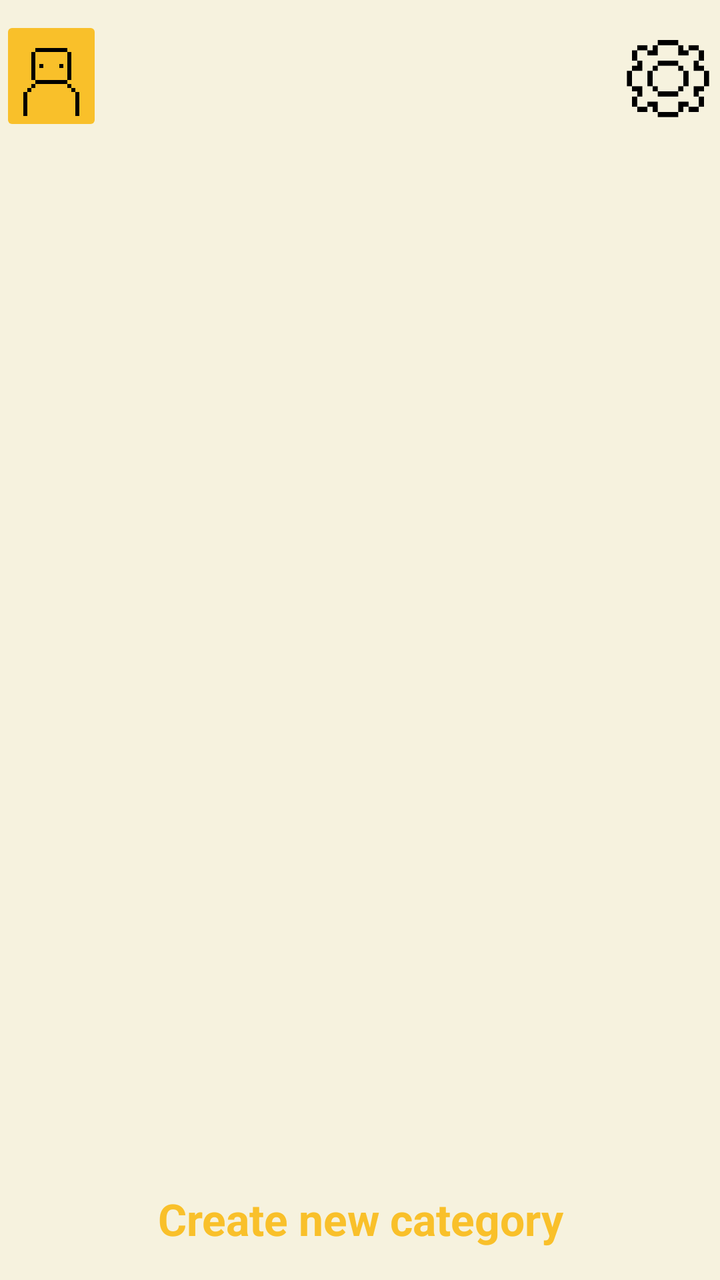
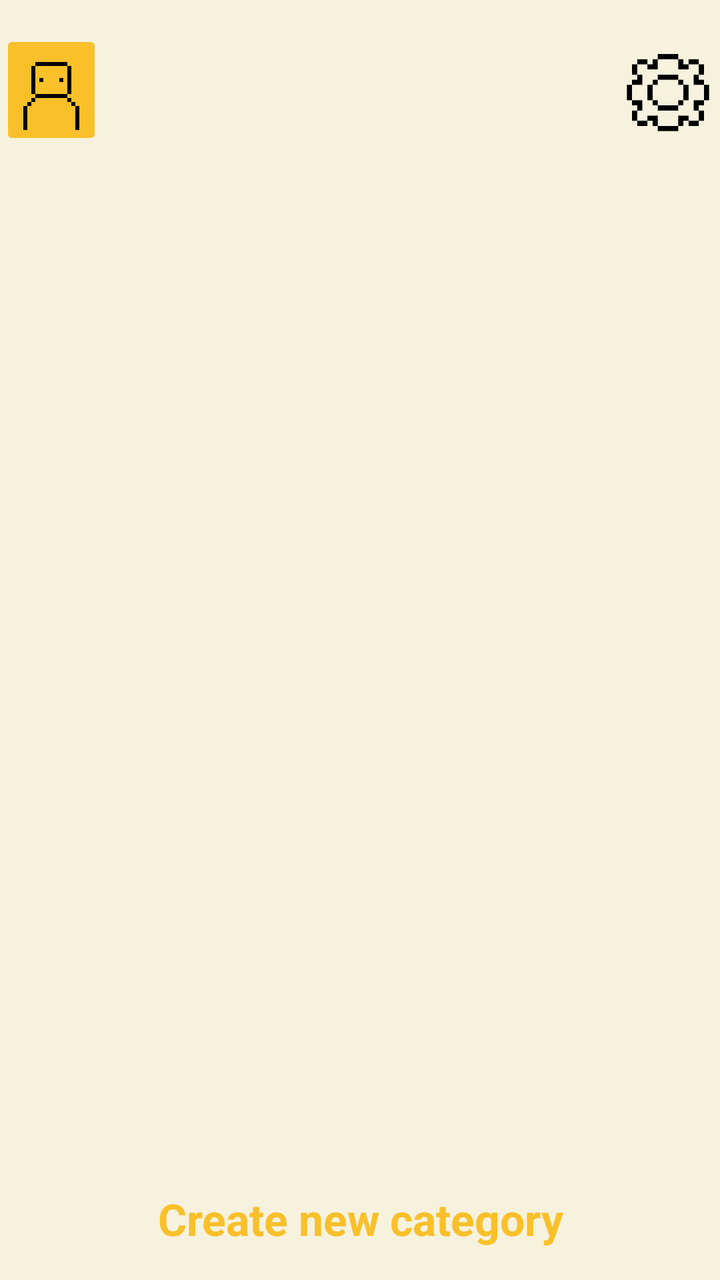

An Android layout rendered at two revisions. The XML below is the earlier revision; the diff shows what the commit changed to produce the second picture.
<!-- AndroidManifest.xml: application theme Theme.BeeBudgetingLimited -->
<!-- res/layout/activity_category_screen.xml -->
<?xml version="1.0" encoding="utf-8"?>
<androidx.drawerlayout.widget.DrawerLayout xmlns:android="http://schemas.android.com/apk/res/android"
    xmlns:app="http://schemas.android.com/apk/res-auto"
    xmlns:tools="http://schemas.android.com/tools"
    android:id="@+id/main"
    android:layout_width="match_parent"
    android:layout_height="match_parent"
    android:textAlignment="center"
    tools:context=".CategoryScreen"
    android:background="@color/Cream">

    
    <LinearLayout
        android:layout_width="match_parent"
        android:layout_height="match_parent"
        android:orientation="vertical">

        
        <LinearLayout
            android:layout_width="match_parent"
            android:layout_height="60dp"
            android:orientation="horizontal"
            android:layout_marginTop="8dp">

            <ImageButton
                android:id="@+id/ProfileBtn"
                app:srcCompat="@drawable/profileicon"
                android:layout_width="0dp"
                android:layout_height="wrap_content"
                android:layout_weight="0.2"
                android:backgroundTint="@color/Bright_yellow"
                android:scaleType="centerCrop" />

            <ImageView
                android:id="@+id/imageView3"
                android:layout_width="0dp"
                android:layout_height="wrap_content"
                android:layout_weight="1"
                android:alpha="0"
                app:srcCompat="@drawable/house" />

            <ImageButton
                android:id="@+id/Settingsbtn"
                android:scaleType="fitCenter"
                android:layout_width="0dp"
                android:layout_height="match_parent"
                android:layout_weight="0.2"
                android:background="@android:color/transparent"
                app:srcCompat="@drawable/cogicon" />

        </LinearLayout>

        
        <androidx.recyclerview.widget.RecyclerView
            android:id="@+id/rvCategories"
            android:layout_width="match_parent"
            android:layout_height="0dp"
            android:layout_weight="1"
            android:layout_marginHorizontal="16dp"
            android:layout_marginTop="1dp"
            tools:listitem="@layout/item_category_grid" />

        
        <TextView
            android:id="@+id/tvCreateNewCategory"
            android:layout_width="match_parent"
            android:layout_height="wrap_content"
            android:paddingVertical="16dp"
            android:text="@string/create_new_category"
            android:textAlignment="center"
            android:textColor="@color/Bright_yellow"
            android:textSize="22sp"
            android:textStyle="bold"
            android:clickable="true"
            android:focusable="true"
            android:background="?attr/selectableItemBackground" />

    </LinearLayout>

</androidx.drawerlayout.widget.DrawerLayout>
<!-- res/layout/item_category_grid.xml (included above) -->
<?xml version="1.0" encoding="utf-8"?>
<LinearLayout xmlns:android="http://schemas.android.com/apk/res/android"
    xmlns:app="http://schemas.android.com/apk/res-auto"
    android:layout_width="match_parent"
    android:layout_height="wrap_content"
    android:orientation="vertical"
    android:gravity="center"
    android:padding="8dp">

    
    <androidx.cardview.widget.CardView
        android:layout_width="75dp"
        android:layout_height="75dp"
        app:cardBackgroundColor="@color/Dark_brown"
        app:cardCornerRadius="16dp"
        app:cardElevation="0dp">

        
        <ImageView
            android:id="@+id/ivCategoryIcon"
            android:layout_width="match_parent"
            android:layout_height="match_parent"
            android:scaleType="centerInside" />

    </androidx.cardview.widget.CardView>

    
    <TextView
        android:id="@+id/tvCategoryName"
        android:layout_width="wrap_content"
        android:layout_height="wrap_content"
        android:layout_marginTop="4dp"
        android:text="Category"
        android:textColor="@color/Dark_brown"
        android:textSize="12sp"
        android:textStyle="bold"
        android:maxLines="1"
        android:ellipsize="end" />

</LinearLayout>
<!-- resources referenced by this layout -->
<resources>
  <color name="Bright_yellow">#f9c02a</color>
  <color name="Cream">#f6f2de</color>
  <color name="Dark_brown">#4c1e01</color>
  <!-- drawable cogicon: png bitmap (drawable, 702 bytes) -->
  <!-- drawable house: png bitmap (drawable, 413934 bytes) -->
  <!-- drawable profileicon: png bitmap (drawable, 471 bytes) -->
  <string name="create_new_category">Create new category</string>
  <style name="Theme.BeeBudgetingLimited" parent="Base.Theme.BeeBudgetingLimited" />
  <style name="Base.Theme.BeeBudgetingLimited" parent="Theme.Material3.DayNight.NoActionBar">
          
          
      </style>
</resources>

<!-- the commit's change to res/layout/activity_category_screen.xml (unified diff, before → after) -->
@@ -19,17 +19,17 @@
         <LinearLayout
             android:layout_width="match_parent"
             android:layout_height="60dp"
-            android:orientation="horizontal"
-            android:layout_marginTop="8dp">
+            android:layout_marginTop="15dp"
+            android:orientation="horizontal">
 
             <ImageButton
                 android:id="@+id/ProfileBtn"
-                app:srcCompat="@drawable/profileicon"
                 android:layout_width="0dp"
                 android:layout_height="wrap_content"
                 android:layout_weight="0.2"
                 android:backgroundTint="@color/Bright_yellow"
-                android:scaleType="centerCrop" />
+                android:scaleType="centerCrop"
+                app:srcCompat="@drawable/profileicon" />
 
             <ImageView
                 android:id="@+id/imageView3"
@@ -41,11 +41,11 @@
 
             <ImageButton
                 android:id="@+id/Settingsbtn"
-                android:scaleType="fitCenter"
                 android:layout_width="0dp"
                 android:layout_height="match_parent"
                 android:layout_weight="0.2"
                 android:background="@android:color/transparent"
+                android:scaleType="fitCenter"
                 app:srcCompat="@drawable/cogicon" />
 
         </LinearLayout>
